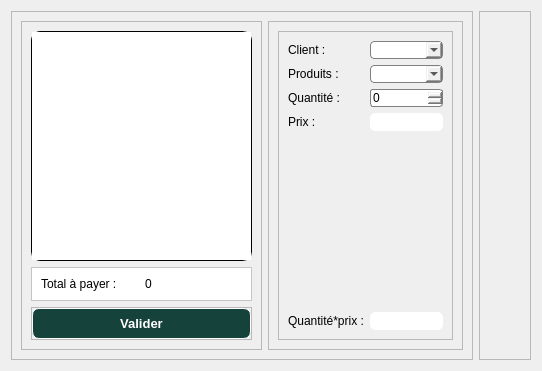
The window that ajoutvente.ui (Totelof10/tsena) describes before a commit, drawn with Qt 5.
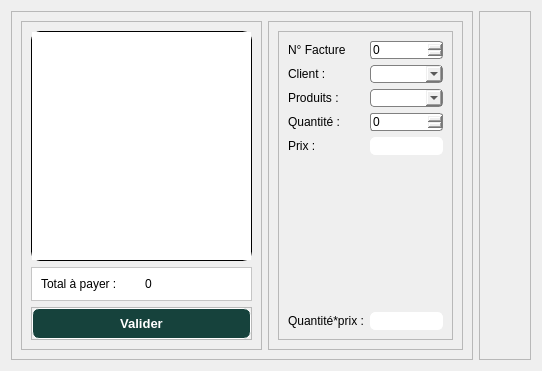
The same window after the commit. Icons and pictures are not drawn.

Patch:
```diff
--- a/ajoutvente.ui
+++ b/ajoutvente.ui
@@ -154,14 +154,14 @@
             <enum>QFrame::Shadow::Raised</enum>
            </property>
            <layout class="QFormLayout" name="formLayout_2">
-            <item row="1" column="0">
+            <item row="2" column="0">
              <widget class="QLabel" name="label_2">
               <property name="text">
                <string>Produits :</string>
               </property>
              </widget>
             </item>
-            <item row="1" column="1">
+            <item row="2" column="1">
              <widget class="QComboBox" name="comboProduit">
               <property name="styleSheet">
                <string notr="true">QComboBox{
@@ -174,21 +174,21 @@
               </property>
              </widget>
             </item>
-            <item row="2" column="0">
+            <item row="3" column="0">
              <widget class="QLabel" name="label_3">
               <property name="text">
                <string>Quantité :</string>
               </property>
              </widget>
             </item>
-            <item row="0" column="0">
+            <item row="1" column="0">
              <widget class="QLabel" name="label">
               <property name="text">
                <string>Client :</string>
               </property>
              </widget>
             </item>
-            <item row="0" column="1">
+            <item row="1" column="1">
              <widget class="QComboBox" name="comboClient">
               <property name="styleSheet">
                <string notr="true">QComboBox{
@@ -201,7 +201,7 @@
               </property>
              </widget>
             </item>
-            <item row="2" column="1">
+            <item row="3" column="1">
              <widget class="QSpinBox" name="spinBoxQuantite">
               <property name="styleSheet">
                <string notr="true">border: 1px solid grey;
@@ -215,14 +215,14 @@
               </property>
              </widget>
             </item>
-            <item row="3" column="0">
+            <item row="4" column="0">
              <widget class="QLabel" name="label_4">
               <property name="text">
                <string>Prix :</string>
               </property>
              </widget>
             </item>
-            <item row="3" column="1">
+            <item row="4" column="1">
              <widget class="QLineEdit" name="lineEditPrix">
               <property name="styleSheet">
                <string notr="true">QLineEdit{
@@ -239,7 +239,7 @@
               </property>
              </widget>
             </item>
-            <item row="5" column="1">
+            <item row="6" column="1">
              <widget class="QLineEdit" name="lineEditTotal">
               <property name="styleSheet">
                <string notr="true">QLineEdit{
@@ -256,14 +256,14 @@
               </property>
              </widget>
             </item>
-            <item row="5" column="0">
+            <item row="6" column="0">
              <widget class="QLabel" name="label_5">
               <property name="text">
                <string>Quantité*prix :</string>
               </property>
              </widget>
             </item>
-            <item row="4" column="1">
+            <item row="5" column="1">
              <spacer name="verticalSpacer_3">
               <property name="orientation">
                <enum>Qt::Orientation::Vertical</enum>
@@ -276,6 +276,21 @@
               </property>
              </spacer>
             </item>
+            <item row="0" column="1">
+             <widget class="QSpinBox" name="spinBox">
+              <property name="styleSheet">
+               <string notr="true">border: 1px solid grey;
+border-radius: 3px;</string>
+              </property>
+             </widget>
+            </item>
+            <item row="0" column="0">
+             <widget class="QLabel" name="label_7">
+              <property name="text">
+               <string>N° Facture</string>
+              </property>
+             </widget>
+            </item>
            </layout>
           </widget>
          </item>
```
